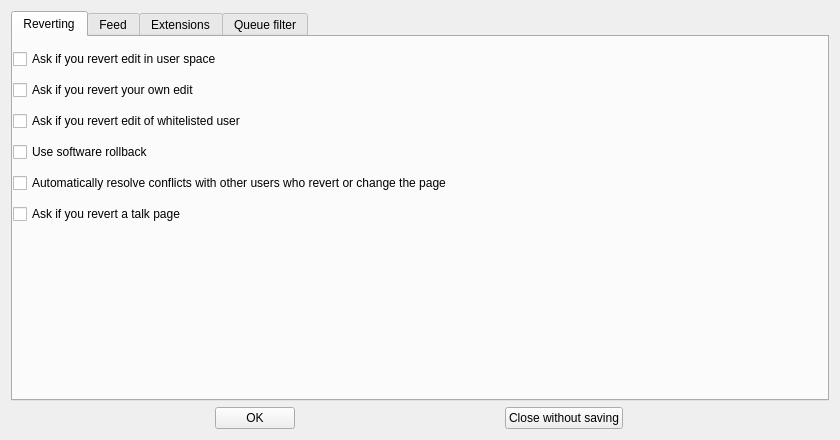
Before: the Qt Designer form huggle/preferences.ui in huggle/huggle3-qt-lx, drawn with Qt 5.
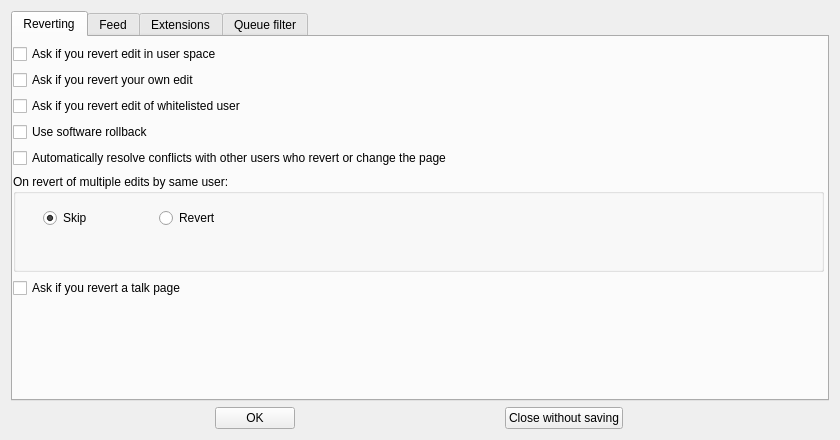
After: the same form once the commit is applied.

Commit message: feature that allows user to revert multiple edits

```diff
--- a/huggle/preferences.ui
+++ b/huggle/preferences.ui
@@ -35,7 +35,7 @@
          <x>0</x>
          <y>7</y>
          <width>811</width>
-         <height>191</height>
+         <height>254</height>
         </rect>
        </property>
        <layout class="QVBoxLayout" name="verticalLayout_2">
@@ -74,6 +74,48 @@
           </property>
          </widget>
         </item>
+        <item>
+         <widget class="QGroupBox" name="groupBox">
+          <property name="minimumSize">
+           <size>
+            <width>0</width>
+            <height>60</height>
+           </size>
+          </property>
+          <property name="title">
+           <string>On revert of multiple edits by same user:</string>
+          </property>
+          <widget class="QWidget" name="">
+           <property name="geometry">
+            <rect>
+             <x>30</x>
+             <y>30</y>
+             <width>226</width>
+             <height>28</height>
+            </rect>
+           </property>
+           <layout class="QHBoxLayout" name="horizontalLayout_5">
+            <item>
+             <widget class="QRadioButton" name="radioButton">
+              <property name="text">
+               <string>Skip</string>
+              </property>
+              <property name="checked">
+               <bool>true</bool>
+              </property>
+             </widget>
+            </item>
+            <item>
+             <widget class="QRadioButton" name="radioButton_2">
+              <property name="text">
+               <string>Revert</string>
+              </property>
+             </widget>
+            </item>
+           </layout>
+          </widget>
+         </widget>
+        </item>
         <item>
          <widget class="QCheckBox" name="checkBox_11">
           <property name="text">
```
The commit also changes 8 other files.
